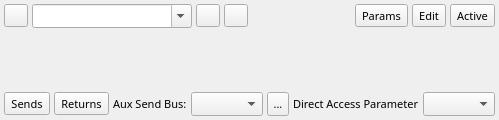
Before: the Qt Designer form src/qtractorPluginForm.ui in rncbc/qtractor, drawn with Qt 5.
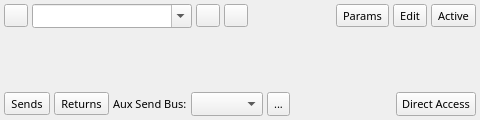
After: the same form once the commit is applied. Icons and pictures are not drawn.

Commit message: - Plugins direct access parameter menu makes its day.

What changed in the file:
```diff
--- a/src/qtractorPluginForm.ui
+++ b/src/qtractorPluginForm.ui
@@ -299,15 +299,30 @@
       </spacer>
      </item>
      <item>
-      <widget class="QLabel" name="DirectAccessParamLabel">
-       <property name="text">
+	  <widget class="QPushButton" name="DirectAccessParamPushButton">
+	  <property name="minimumSize" >
+       <size>
+        <width>80</width>
+        <height>22</height>
+       </size>
+      </property>
+      <property name="maximumSize" >
+       <size>
+        <width>120</width>
+        <height>24</height>
+       </size>
+      </property>
+       <property name="focusPolicy">
+        <enum>Qt::TabFocus</enum>
+       </property>
+       <property name="toolTip">
         <string>Direct Access Parameter</string>
        </property>
+       <property name="text">
+        <string>Direct Access</string>
+       </property>
       </widget>
      </item>
-     <item>
-      <widget class="QComboBox" name="DirectAccessParamComboBox"/>
-     </item>
     </layout>
    </item>
   </layout>
```
Left out of the diff: 2 changed lines with no effect on the pictures. The commit also changes 6 other files.
